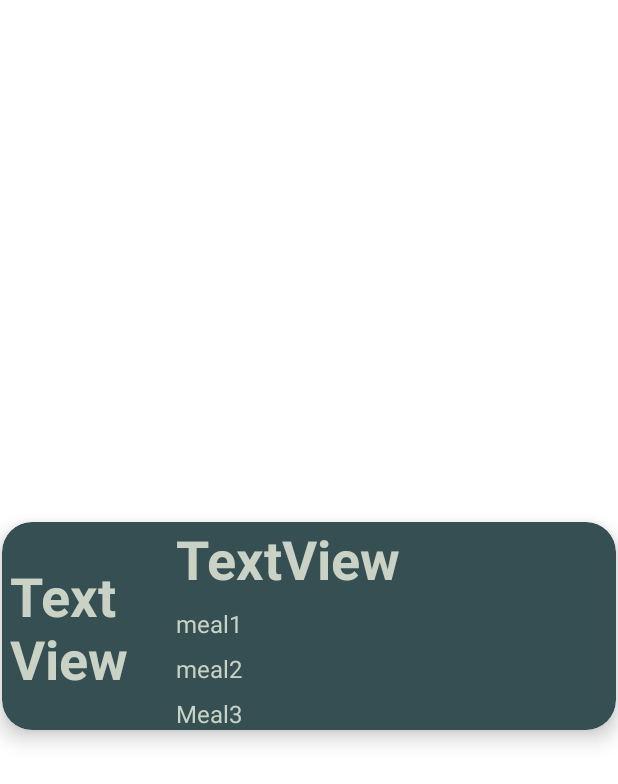
After one commit to Merchant151/HelloAndroid, an Android app: the layout day_view_row.xml on its own in the app's theme, with its tools: preview values and no code run, on a phone screen of 412 x 824 dp. The commit adds this screen. Shown: the top 784 px of the screen. Run offline under Robolectric (Android 15) with nearby library versions, the phone set to English and light mode, and no system bars.

Commit message:
design changes

```diff
--- /dev/null
+++ b/app/src/main/java/com/example/hello/dayModel.java
@@ -0,0 +1,4 @@
+package com.example.hello;
+
+public class dayModel {
+}
--- /dev/null
+++ b/app/src/main/res/layout/day_view_row.xml
@@ -0,0 +1,89 @@
+<?xml version="1.0" encoding="utf-8"?>
+<androidx.constraintlayout.widget.ConstraintLayout xmlns:android="http://schemas.android.com/apk/res/android"
+    xmlns:app="http://schemas.android.com/apk/res-auto"
+    xmlns:tools="http://schemas.android.com/tools"
+    android:layout_width="match_parent"
+    android:layout_height="match_parent">
+
+    <androidx.cardview.widget.CardView
+        android:layout_width="409dp"
+        android:layout_height="wrap_content"
+        android:layout_marginTop="15dp"
+        android:layout_marginBottom="5dp"
+        android:layout_marginStart="8dp"
+        android:layout_marginEnd="8dp"
+        app:cardBackgroundColor="@color/d"
+        app:cardCornerRadius="20dp"
+        app:cardElevation="8dp"
+        app:layout_constraintBottom_toBottomOf="parent"
+        app:layout_constraintEnd_toEndOf="parent"
+        app:layout_constraintStart_toStartOf="parent"
+        app:layout_constraintTop_toTopOf="parent" >
+
+        <androidx.constraintlayout.widget.ConstraintLayout
+            android:layout_width="match_parent"
+            android:layout_height="match_parent">
+
+            <TextView
+                android:id="@+id/dayNumber"
+                android:layout_width="100dp"
+                android:layout_height="100dp"
+                android:padding="5dp"
+                android:text="TextView"
+                android:textColor="@color/a"
+                android:textSize="36sp"
+                android:textStyle="bold"
+                app:layout_constraintBottom_toBottomOf="parent"
+                app:layout_constraintStart_toStartOf="parent"
+                app:layout_constraintTop_toTopOf="parent" />
+
+            <TextView
+                android:id="@+id/dayName"
+                android:layout_width="wrap_content"
+                android:layout_height="wrap_content"
+                android:layout_marginStart="16dp"
+                android:text="TextView"
+                android:textColor="@color/a"
+                android:textSize="36sp"
+                android:textStyle="bold"
+                app:layout_constraintStart_toEndOf="@+id/dayNumber"
+                app:layout_constraintTop_toTopOf="parent" />
+
+            <TextView
+                android:id="@+id/meal1"
+                android:layout_width="wrap_content"
+                android:layout_height="wrap_content"
+                android:layout_marginStart="16dp"
+                android:layout_marginTop="8dp"
+                android:text="meal1"
+                android:textColor="@color/a"
+                android:textSize="16sp"
+                app:layout_constraintStart_toEndOf="@+id/dayNumber"
+                app:layout_constraintTop_toBottomOf="@+id/dayName" />
+
+            <TextView
+                android:id="@+id/meal2"
+                android:layout_width="wrap_content"
+                android:layout_height="wrap_content"
+                android:layout_marginStart="16dp"
+                android:layout_marginTop="8dp"
+                android:text="meal2"
+                android:textColor="@color/a"
+                android:textSize="16sp"
+                app:layout_constraintStart_toEndOf="@+id/dayNumber"
+                app:layout_constraintTop_toBottomOf="@+id/meal1" />
+
+            <TextView
+                android:id="@+id/meal3"
+                android:layout_width="wrap_content"
+                android:layout_height="wrap_content"
+                android:layout_marginStart="16dp"
+                android:layout_marginTop="8dp"
+                android:text="Meal3"
+                android:textColor="@color/a"
+                android:textSize="16sp"
+                app:layout_constraintStart_toEndOf="@+id/dayNumber"
+                app:layout_constraintTop_toBottomOf="@+id/meal2" />
+        </androidx.constraintlayout.widget.ConstraintLayout>
+    </androidx.cardview.widget.CardView>
+</androidx.constraintlayout.widget.ConstraintLayout>
--- a/app/src/main/res/values/colors.xml
+++ b/app/src/main/res/values/colors.xml
@@ -7,4 +7,10 @@
     <color name="teal_700">#FF018786</color>
     <color name="black">#FF000000</color>
     <color name="white">#FFFFFFFF</color>
+
+    <color name="a">#cad2c5</color>
+    <color name="b">#84a98c</color>
+    <color name="c">#52796f</color>
+    <color name="d">#354f52</color>
+    <color name="e">#2f3e46</color>
 </resources>
```
Also changed, not shown: app/src/main/res/layout/activity_main.xml (+4 -5 lines), app/src/main/res/values/strings.xml (+43 -0 lines).
